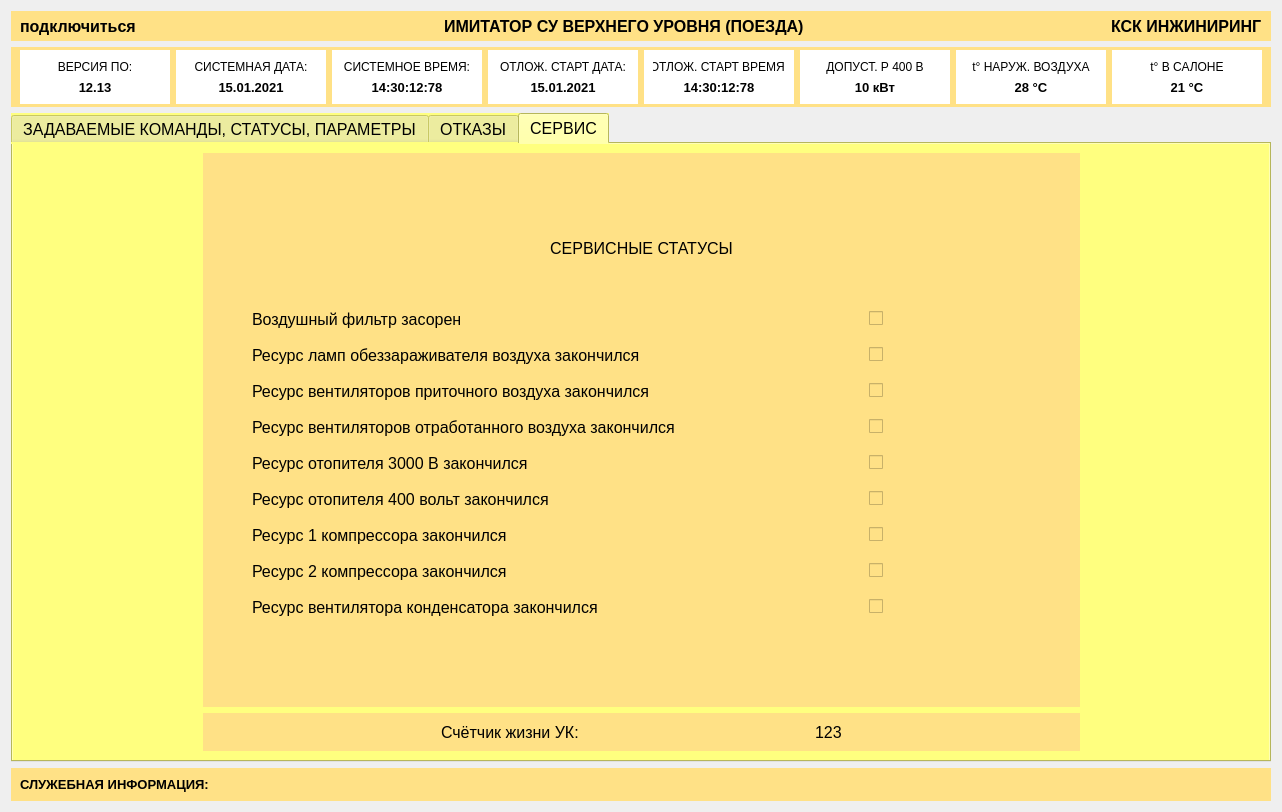
Old version of the form train_imitator.ui in the repository victocryl/train_imitator.
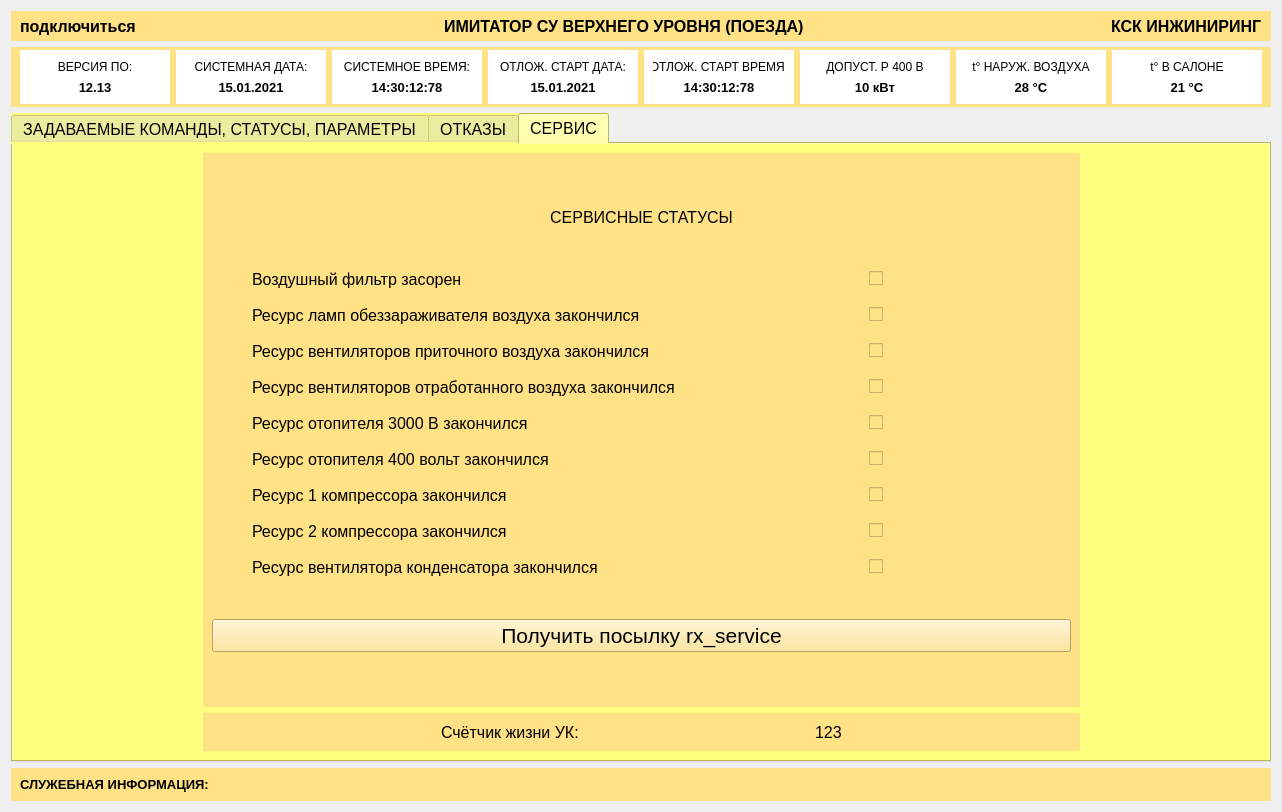
New version of the form. The open tabs and pages were chosen to show the change.

Commit message: сделал обработку посылки rx_service_info, вкладки Сервис

Diff of the .ui file:
```diff
--- a/train_imitator.ui
+++ b/train_imitator.ui
@@ -6142,6 +6142,31 @@
               </item>
              </layout>
             </item>
+            <item>
+             <spacer name="verticalSpacer_13">
+              <property name="orientation">
+               <enum>Qt::Vertical</enum>
+              </property>
+              <property name="sizeHint" stdset="0">
+               <size>
+                <width>20</width>
+                <height>40</height>
+               </size>
+              </property>
+             </spacer>
+            </item>
+            <item>
+             <widget class="QPushButton" name="pushButton_4">
+              <property name="font">
+               <font>
+                <pointsize>16</pointsize>
+               </font>
+              </property>
+              <property name="text">
+               <string>Получить посылку rx_service</string>
+              </property>
+             </widget>
+            </item>
             <item>
              <spacer name="verticalSpacer_10">
               <property name="orientation">
```
Left out of the diff: 2 changed lines with no effect on the pictures. The commit also changes 5 other files.
